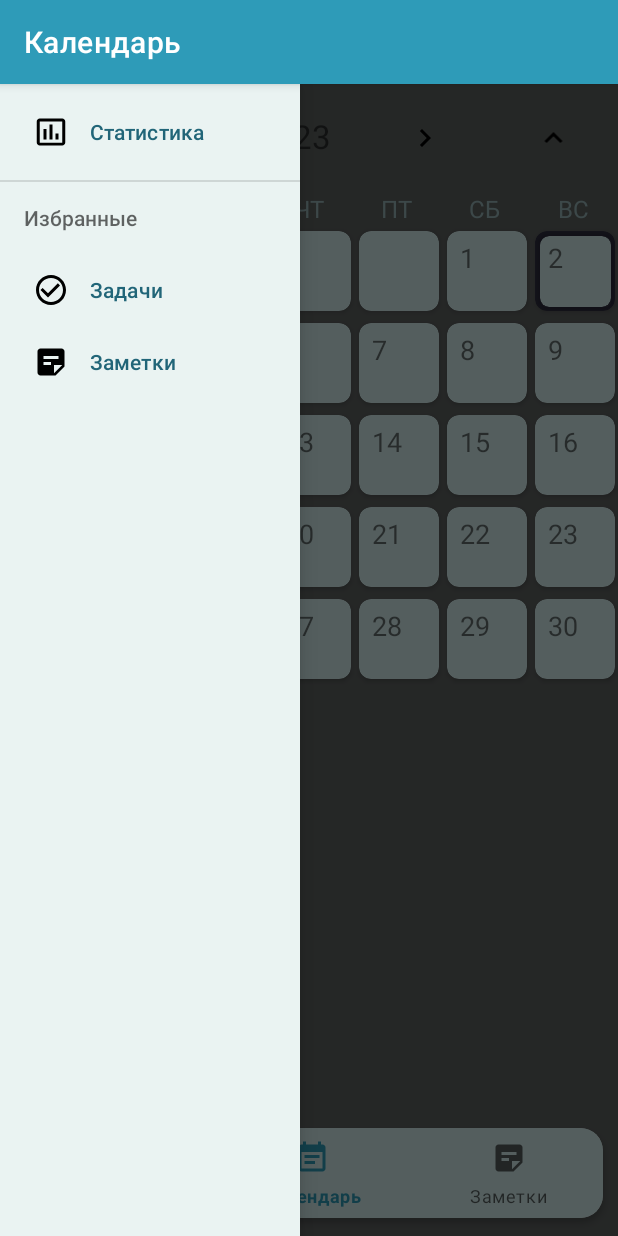
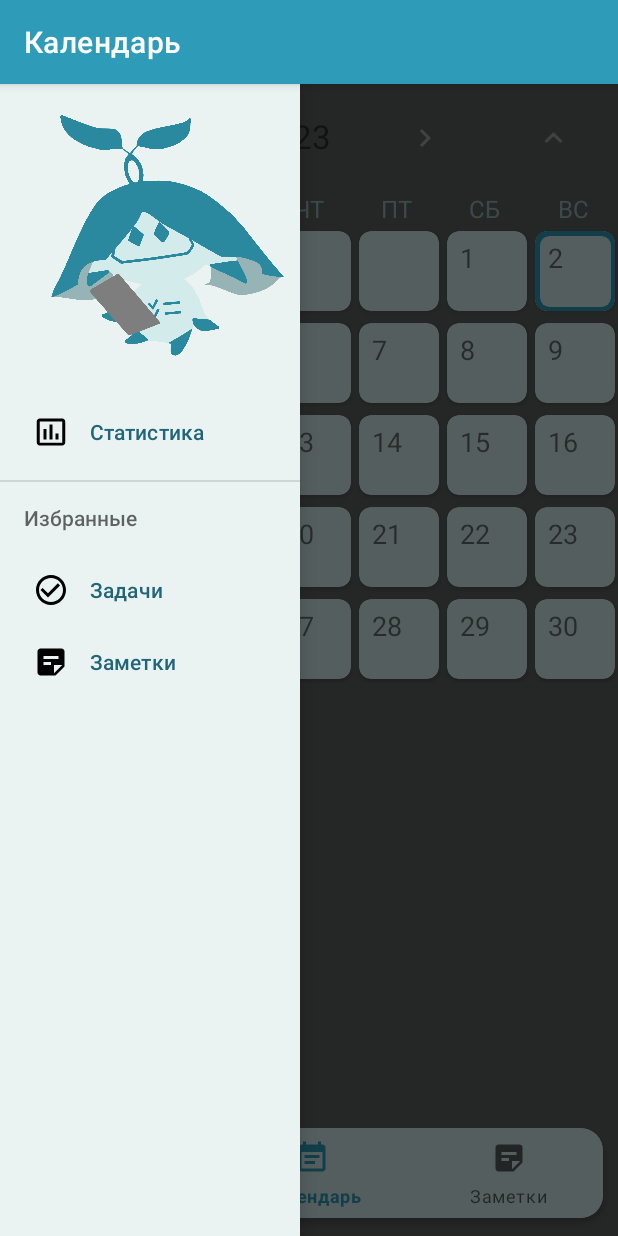
Before and after one commit to FeverDream12/ToDoApp, an Android app: the CalendarFragment screen opened through its navigation route, with the side drawer open, on a phone screen of 412 x 824 dp. Run offline under Robolectric (Android 15) with nearby library versions, the phone set to English and light mode, and no system bars; our stand-ins replace navigation-ui; 13 statements that could not run were skipped.

Commit message:
UI changes

```diff
--- a/app/src/main/java/com/example/todoapp/ui/calendar/CalendarViewHolder.kt
+++ b/app/src/main/java/com/example/todoapp/ui/calendar/CalendarViewHolder.kt
@@ -3,6 +3,7 @@ package com.example.todoapp.ui.calendar
 import android.annotation.SuppressLint
 import android.content.Context
 import android.widget.TextView
+import androidx.cardview.widget.CardView
 import androidx.core.content.ContentProviderCompat.requireContext
 import androidx.core.view.isInvisible
 import androidx.fragment.app.viewModels
@@ -39,7 +40,9 @@ class CalendarViewHolder(
         }
 
         if(binding.cellDayText.text == selectedDay){
-            binding.calendarItem.setCardBackgroundColor(R.color.purple_500)
+            binding.outline.visibility = CardView.VISIBLE
+        }else{
+            binding.outline.visibility = CardView.INVISIBLE
         }
 
         if(str != 0){
--- a/app/src/main/java/com/example/todoapp/ui/home/TaskItem/TaskItemRepository.kt
+++ b/app/src/main/java/com/example/todoapp/ui/home/TaskItem/TaskItemRepository.kt
@@ -2,6 +2,7 @@ package com.example.todoapp.ui.home.TaskItem
 
 import androidx.annotation.WorkerThread
 import androidx.lifecycle.LiveData
+import androidx.room.Query
 import com.example.todoapp.ui.notes.NoteItem.NoteItem
 
 class TaskItemRepository(private val taskItemDao: TaskItemDao) {
--- a/app/src/main/java/com/example/todoapp/ui/home/fragment/HomeFragment.kt
+++ b/app/src/main/java/com/example/todoapp/ui/home/fragment/HomeFragment.kt
@@ -4,10 +4,13 @@ import android.app.AlarmManager
 import android.app.PendingIntent
 import android.content.Context
 import android.content.Intent
+import android.opengl.Visibility
 import android.os.Bundle
 import android.view.LayoutInflater
 import android.view.View
 import android.view.ViewGroup
+import android.widget.ImageView
+import android.widget.TextView
 import androidx.fragment.app.Fragment
 import androidx.fragment.app.viewModels
 import androidx.recyclerview.widget.LinearLayoutManager
--- a/app/src/main/res/layout/activity_main.xml
+++ b/app/src/main/res/layout/activity_main.xml
@@ -77,6 +77,8 @@
 
     </androidx.constraintlayout.widget.ConstraintLayout>
 
+
+
     <com.google.android.material.navigation.NavigationView
         android:id="@+id/sideNavMenu"
         android:layout_width="200dp"
@@ -84,8 +86,11 @@
         android:orientation="vertical"
         android:layout_gravity="start"
         app:itemTextColor="?colorSecondaryVariant"
+        app:headerLayout="@layout/side_header"
         app:menu="@menu/side_menu"
         android:background="?colorOnPrimary">
+
+
 
 
     </com.google.android.material.navigation.NavigationView>
--- a/app/src/main/res/layout/calendar_item_cell.xml
+++ b/app/src/main/res/layout/calendar_item_cell.xml
@@ -8,6 +8,16 @@
     android:id="@+id/calendarItem"
     app:cardBackgroundColor="?colorSecondary"
     xmlns:app="http://schemas.android.com/apk/res-auto">
+
+
+    <androidx.cardview.widget.CardView
+        android:id="@+id/outline"
+        android:layout_width="53dp"
+        android:layout_height="53dp"
+        app:cardCornerRadius="8dp"
+        app:cardBackgroundColor="?colorPrimary"
+        android:visibility="invisible"
+        app:cardElevation="0dp"/>
 
     <androidx.cardview.widget.CardView
         android:layout_width="47dp"
@@ -52,4 +62,5 @@
 
     </androidx.cardview.widget.CardView>
 
+
 </androidx.cardview.widget.CardView>
--- a/app/src/main/res/layout/fragment_calendar.xml
+++ b/app/src/main/res/layout/fragment_calendar.xml
@@ -22,6 +22,7 @@
             android:layout_weight="1"
             app:srcCompat="@drawable/prev_arr_24"
             android:layout_margin="4dp"
+            app:tint="?colorOnSecondary"
             />
 
         <TextView
@@ -31,7 +32,8 @@
             android:text="Hello"
             android:textSize="22dp"
             android:id="@+id/calendarText"
-            android:textAlignment="center"/>
+            android:textAlignment="center"
+            app:tint="?colorOnSecondary"/>
 
         <ImageView
             android:layout_width="0dp"
@@ -40,6 +42,7 @@
             android:layout_weight="1"
             app:srcCompat="@drawable/next_arr_24"
             android:layout_margin="4dp"
+            app:tint="?colorOnSecondary"
             />
 
         <ImageView
@@ -48,7 +51,8 @@
             android:layout_height="wrap_content"
             android:layout_margin="4dp"
             android:layout_weight="1"
-            app:srcCompat="@drawable/arrow_up_24" />
+            app:srcCompat="@drawable/arrow_up_24"
+            app:tint="?colorOnSecondary" />
 
 
     </LinearLayout>
--- a/app/src/main/res/layout/fragment_home.xml
+++ b/app/src/main/res/layout/fragment_home.xml
@@ -8,6 +8,8 @@
     tools:context=".ui.home.fragment.HomeFragment"
     android:backgroundTint="?colorOnPrimary"
     >
+
+
 
     <androidx.recyclerview.widget.RecyclerView
         android:layout_width="match_parent"
--- a/app/src/main/res/layout/fragment_new_task_sheet.xml
+++ b/app/src/main/res/layout/fragment_new_task_sheet.xml
@@ -31,6 +31,7 @@
         <com.google.android.material.textfield.TextInputEditText
             android:layout_width="match_parent"
             android:layout_height="wrap_content"
+            android:maxLength="20"
             android:id="@+id/name"
             android:hint="Название"
             >
--- /dev/null
+++ b/app/src/main/res/layout/side_header.xml
@@ -0,0 +1,16 @@
+<?xml version="1.0" encoding="utf-8"?>
+<androidx.constraintlayout.widget.ConstraintLayout xmlns:android="http://schemas.android.com/apk/res/android"
+    android:layout_width="200dp"
+    android:layout_height="200dp">
+
+    <ImageView
+        android:layout_width="match_parent"
+        android:layout_height="match_parent"
+        android:layout_alignParentStart="true"
+        android:layout_alignParentTop="true"
+        android:layout_alignParentEnd="true"
+        android:layout_alignParentBottom="true"
+        android:layout_margin="10dp"
+        android:src="@drawable/aranara2" />
+
+</androidx.constraintlayout.widget.ConstraintLayout>
--- a/app/src/main/res/values/colors.xml
+++ b/app/src/main/res/values/colors.xml
@@ -19,5 +19,7 @@
     <color name="light_blue_A200">#FF40C4FF</color>
     <color name="light_blue_A400">#FF00B0FF</color>
     <color name="black_overlay">#66000000</color>
+    <color name="light_blue_50">#FFE1F5FE</color>
+    <color name="light_blue_200">#FF81D4FA</color>
 
 </resources>
--- a/app/src/main/res/values/dimens.xml
+++ b/app/src/main/res/values/dimens.xml
@@ -2,4 +2,10 @@
     <!-- Default screen margins, per the Android Design guidelines. -->
     <dimen name="activity_horizontal_margin">16dp</dimen>
     <dimen name="activity_vertical_margin">16dp</dimen>
+
+    <!--
+Refer to App Widget Documentation for margin information
+http://developer.android.com/guide/topics/appwidgets/index.html#CreatingLayout
+    -->
+    <dimen name="widget_margin">0dp</dimen>
 </resources>
--- a/app/src/main/res/values/styles.xml
+++ /dev/null
@@ -1,3 +0,0 @@
-<resources>
-
-</resources>
--- a/app/src/main/res/values/themes.xml
+++ b/app/src/main/res/values/themes.xml
@@ -12,6 +12,5 @@
         <!-- Status bar color. -->
         <item name="android:statusBarColor">?colorPrimary</item>
         <!-- Customize your theme here. -->
-
     </style>
 </resources>
```
Also changed, not shown: app/src/main/java/com/example/todoapp/ui/calendar/fragment/CalendarFragment.kt (+5 -3 lines), app/src/main/res/layout/task_item_cell.xml (+7 -7 lines), app/src/main/res/drawable/aranara2.png (added).
